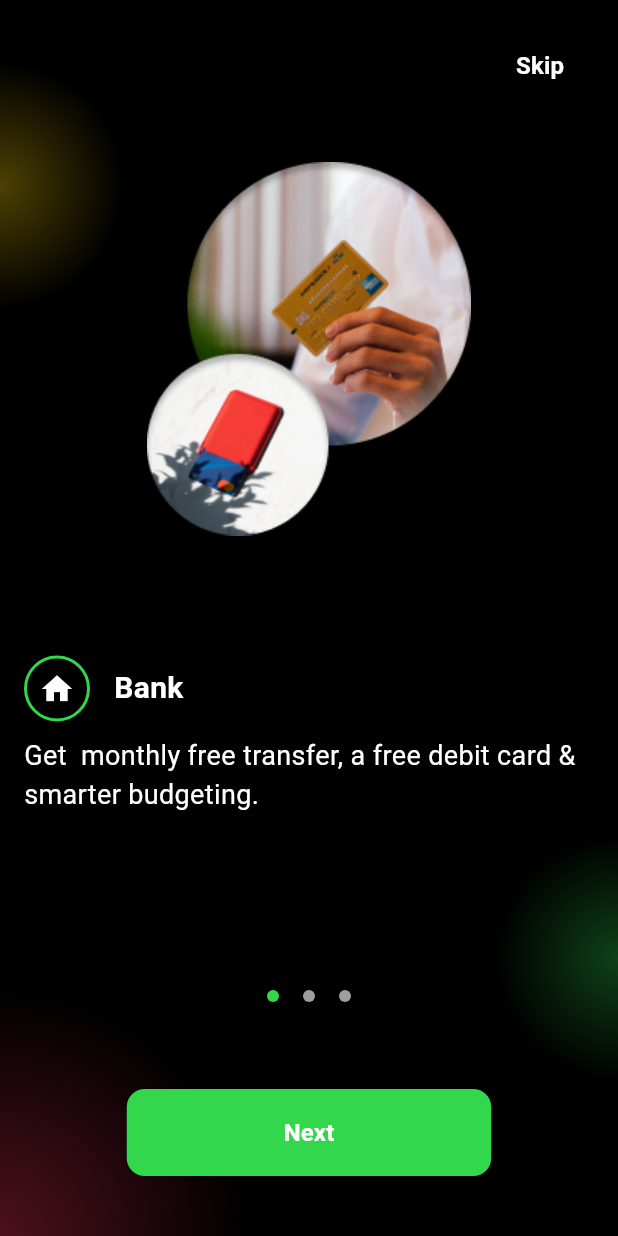
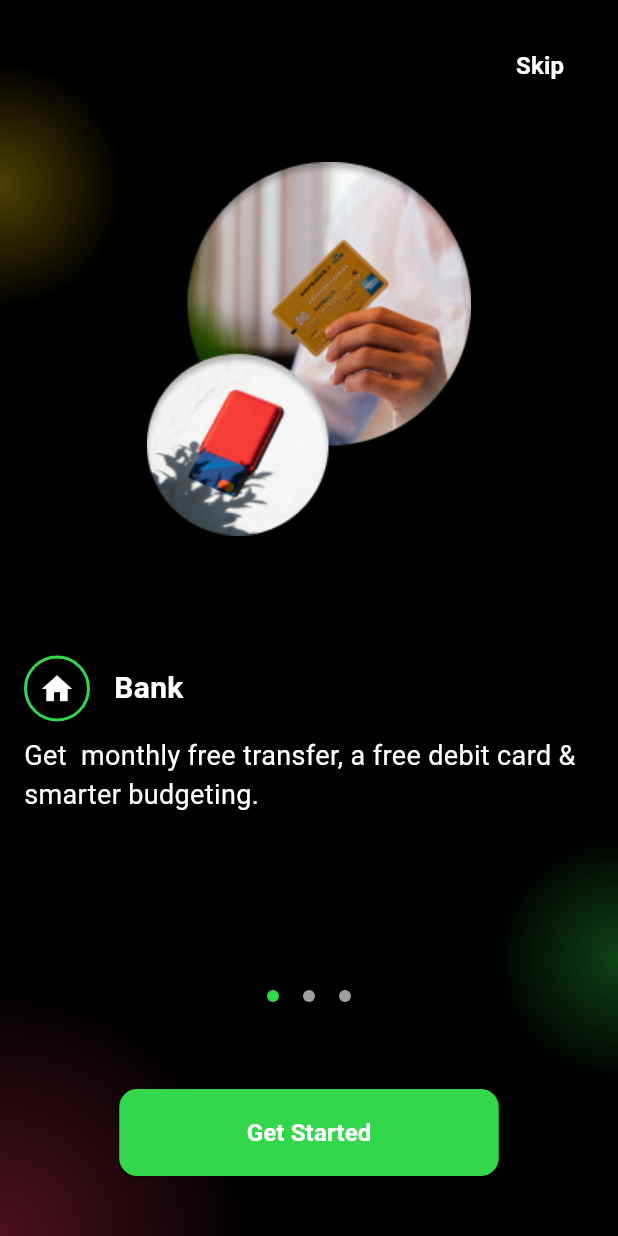
Before and after one commit to ojolowoblue/noel-know-well-no-well, a Flutter app: the screen it shows after launch, on a phone screen of 412 x 824 dp. Run offline on Flutter 3.47's test engine with Material 3 defaults, Android fonts, the phone set to English and light mode, and no system bars.

Commit message:
Auth Screens WIP

```diff
--- a/lib/presentation/onboarding/walk_through_screen.dart
+++ b/lib/presentation/onboarding/walk_through_screen.dart
@@ -1,5 +1,7 @@
 import 'package:flutter/material.dart';
+import 'package:noel_fintech_app/presentation/auth/auth_entry.dart';
 import 'package:noel_fintech_app/presentation/onboarding/utils.dart';
+import 'package:noel_fintech_app/shared/widgets/app_button.dart';
 
 class WalkThroughScreen extends StatefulWidget {
   const WalkThroughScreen({super.key});
@@ -76,7 +78,8 @@ class WalkThroughScreenState extends State<WalkThroughScreen> {
             ),
           ),
           SafeArea(
-            child: Column(children: [
+            child: Column(
+              children: [
                 Padding(
                   padding: EdgeInsets.all(20.0),
                   child: Row(
@@ -197,16 +200,8 @@ class WalkThroughScreenState extends State<WalkThroughScreen> {
                     ),
                     Padding(
                       padding: const EdgeInsets.symmetric(vertical: 40.0),
-                    child: SizedBox(
-                      height: 58,
-                      width: 243,
-                      child: ElevatedButton(
-                        style: ElevatedButton.styleFrom(
-                          backgroundColor: Color(0xff32D74B),
-                          shape: RoundedRectangleBorder(
-                            borderRadius: BorderRadius.circular(12),
-                          ),
-                        ),
+                      child: AppButton(
+                        text: "Get Started",
                         onPressed: () {
                           if (activePage < screens.length - 1) {
                             pageController.nextPage(
@@ -215,22 +210,20 @@ class WalkThroughScreenState extends State<WalkThroughScreen> {
                             );
                           } else {
                             // Navigate to the next screen
+                            Navigator.push(
+                              context,
+                              MaterialPageRoute(
+                                builder: (context) => AuthEntry(),
+                              ),
+                            );
                           }
                         },
-                        child: const Text(
-                          'Next',
-                          style: TextStyle(
-                            color: Colors.white,
-                            fontSize: 16,
-                            fontWeight: FontWeight.w600,
-                          ),
-                        ),
-                      ),
                       ),
                     ),
                   ],
-              )
-            ]),
+                ),
+              ],
+            ),
           ),
         ],
       ),
--- /dev/null
+++ b/lib/shared/widgets/app_button.dart
@@ -0,0 +1,33 @@
+import 'package:flutter/material.dart';
+
+class AppButton extends StatelessWidget {
+  const AppButton({super.key, this.onPressed, this.text});
+
+  final String? text;
+  final VoidCallback? onPressed;
+
+  @override
+  Widget build(BuildContext context) {
+    return SizedBox(
+      height: 58,
+      width: 253,
+      child: ElevatedButton(
+        style: ElevatedButton.styleFrom(
+          backgroundColor: Color(0xff32D74B),
+          shape: RoundedRectangleBorder(
+            borderRadius: BorderRadius.circular(12),
+          ),
+        ),
+        onPressed: onPressed,
+        child: Text(
+          text ?? 'Button',
+          style: const TextStyle(
+            color: Colors.white,
+            fontSize: 16,
+            fontWeight: FontWeight.w600,
+          ),
+        ),
+      ),
+    );
+  }
+}
```
Also changed, not shown: lib/presentation/auth/auth_entry.dart (added, +81 -0 lines). Lines whose indentation alone changed are shown as unchanged.
